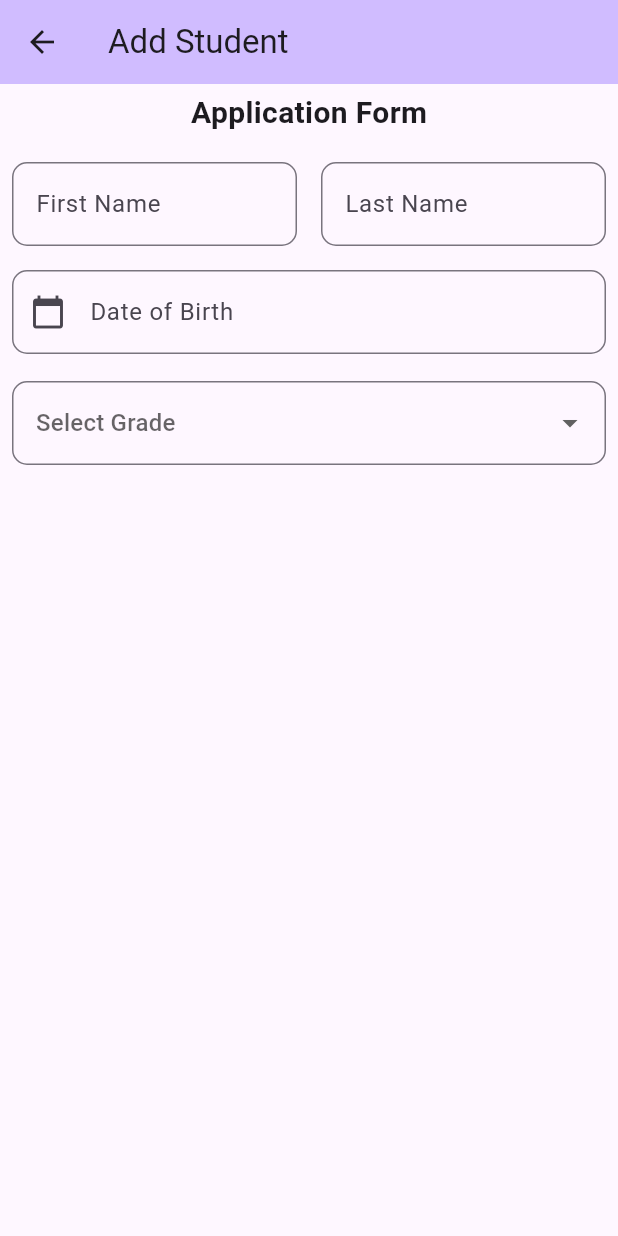
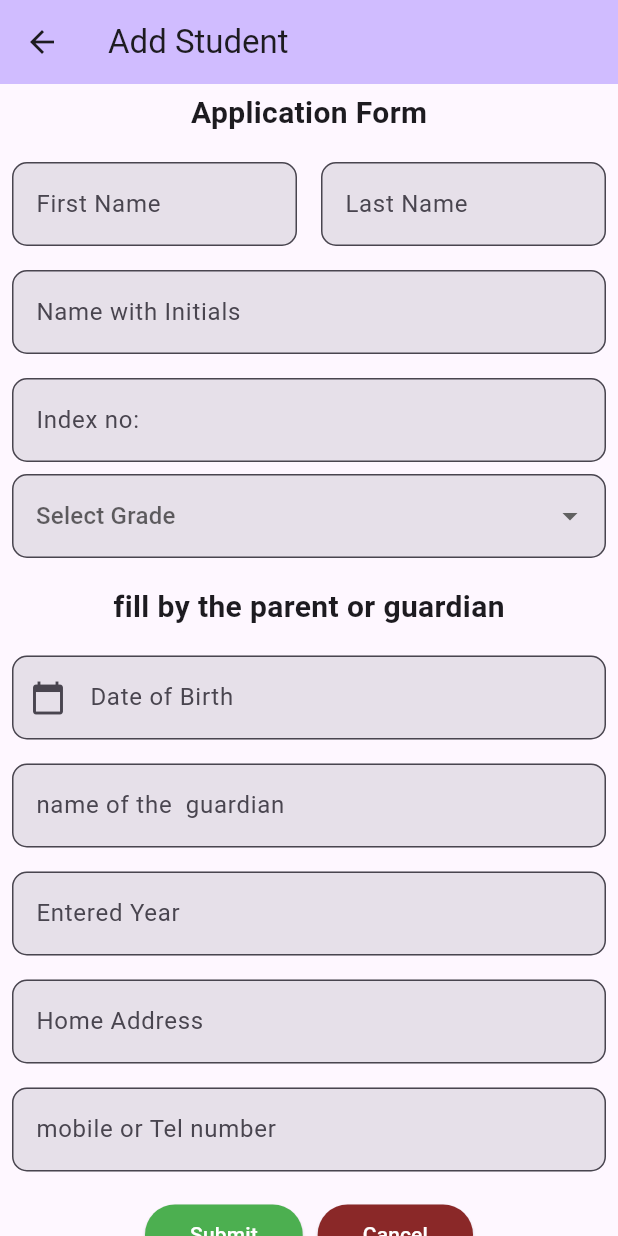
Before and after one commit to KMjanith/competition-app-mobile, a Flutter app: the screen it shows after launch, after a tap on "Add new Student", on a phone screen of 412 x 824 dp. Run offline on Flutter 3.47's test engine with Material 3 defaults, Android fonts, the light colour scheme and no system bars.

Commit message:
cpmleted add student ui

```diff
--- /dev/null
+++ b/lib/components/buttons/CancelButton.dart
@@ -0,0 +1,24 @@
+import 'package:flutter/material.dart';
+
+class CancelButton extends StatelessWidget {
+  const CancelButton({super.key});
+
+  @override
+  Widget build(BuildContext context) {
+    return ElevatedButton(
+      style: ButtonStyle(
+          padding: MaterialStateProperty.all(
+            const EdgeInsets.symmetric(horizontal: 30),
+          ),
+          backgroundColor:
+              MaterialStatePropertyAll(Color.fromARGB(255, 138, 40, 40))),
+      onPressed: () {
+        print("cancelled");
+      },
+      child: const Text(
+        "Cancel",
+        style: TextStyle(color: Colors.white),
+      ),
+    );
+  }
+}
--- /dev/null
+++ b/lib/components/buttons/SubmitButton.dart
@@ -0,0 +1,23 @@
+import 'package:flutter/material.dart';
+
+class SubmitButton extends StatelessWidget {
+  const SubmitButton({super.key});
+
+  @override
+  Widget build(BuildContext context) {
+    return ElevatedButton(
+      style: ButtonStyle(
+          padding: MaterialStateProperty.all(
+            EdgeInsets.symmetric(horizontal: 30),
+          ),
+          backgroundColor: MaterialStatePropertyAll(Colors.green)),
+      onPressed: () {
+        print("submited");
+      },
+      child: const Text(
+        "Submit",
+        style: TextStyle(color: Colors.white),
+      ),
+    );
+  }
+}
--- a/lib/components/inputs/DatePickerInput.dart
+++ b/lib/components/inputs/DatePickerInput.dart
@@ -1,9 +1,9 @@
 import 'package:flutter/material.dart';
 
 class DatePickerInput extends StatelessWidget {
-  final Function sectDate;
+  final Function selectedDate;
   final TextEditingController dateController;
-  const DatePickerInput({super.key, required this.sectDate, required this.dateController});
+  const DatePickerInput({super.key, required this.selectedDate, required this.dateController});
 
   @override
   Widget build(BuildContext context) {
@@ -12,6 +12,7 @@ class DatePickerInput extends StatelessWidget {
       child: TextField(
         controller: dateController, // Use controller to display selected date
         decoration: const InputDecoration(
+          filled: true,
           border: OutlineInputBorder(
             borderRadius: BorderRadius.all(Radius.circular(10)),
           ),
@@ -21,7 +22,7 @@ class DatePickerInput extends StatelessWidget {
         ),
         readOnly: true,
         onTap: () {
-          sectDate();
+          selectedDate();
         },
       ),
     );
--- a/lib/components/inputs/DropDownInput.dart
+++ b/lib/components/inputs/DropDownInput.dart
@@ -18,6 +18,7 @@ class _DropDownInputState extends State<DropDownInput> {
       padding: const EdgeInsets.only(right:8.0, left: 8.0, bottom: 8.0),
       child: DropdownButtonFormField<String>(
         decoration: const InputDecoration(
+          filled: true,
           border: OutlineInputBorder(
             borderRadius: BorderRadius.all(Radius.circular(10)),
           ),
--- a/lib/components/inputs/Inputs.dart
+++ b/lib/components/inputs/Inputs.dart
@@ -6,18 +6,19 @@ class InputField extends StatelessWidget {
 
   @override
   Widget build(BuildContext context) {
-    return Expanded(
-      child: Padding(
+    return Padding(
         padding: const EdgeInsets.all(8.0),
         child: TextField(
           decoration: InputDecoration(
+            hoverColor: Colors.red,
+            filled: true,
             border: const OutlineInputBorder(
                 borderRadius: BorderRadius.all(Radius.circular(10))),
             labelText: labelText,
             hintText: "Enter $labelText",
           ),
         ),
-      ),
+
     );
   }
 }
--- a/lib/main.dart
+++ b/lib/main.dart
@@ -69,6 +69,43 @@ class _MyHomePageState extends State<MyHomePage> {
                   ),
                 ),
               ],
+            ),
+            const SizedBox(height: 10),
+            Row(
+              mainAxisAlignment: MainAxisAlignment.spaceEvenly,
+              crossAxisAlignment: CrossAxisAlignment.center,
+              children: [
+                Container(
+                  decoration: BoxDecoration(
+                    border: Border.all(),
+                    borderRadius: BorderRadius.circular(10),
+                  ),
+                  child: TextButton(
+                    child: const Text("new Grading"),
+                    onPressed: () {
+                      Navigator.push(
+                          context,
+                          MaterialPageRoute(
+                              builder: (context) => const AddStudent()));
+                    },
+                  ),
+                ),
+                Container(
+                  decoration: BoxDecoration(
+                    border: Border.all(),
+                    borderRadius: BorderRadius.circular(10),
+                  ),
+                  child: TextButton(
+                    child: const Text("new Competition"),
+                    onPressed: () {
+                      Navigator.push(
+                          context,
+                          MaterialPageRoute(
+                              builder: (context) => const AddStudent()));
+                    },
+                  ),
+                )
+              ],
             )
           ],
         ),
--- a/lib/pages/addStudent/AddStudent.dart
+++ b/lib/pages/addStudent/AddStudent.dart
@@ -1,3 +1,5 @@
+import 'package:competition_app/components/buttons/CancelButton.dart';
+import 'package:competition_app/components/buttons/SubmitButton.dart';
 import 'package:competition_app/components/inputs/DatePickerInput.dart';
 import 'package:flutter/material.dart';
 import '../../components/inputs/DropDownInput.dart';
@@ -71,20 +73,46 @@ class _AddStudentState extends State<AddStudent> {
             const Row(
               mainAxisAlignment: MainAxisAlignment.spaceEvenly,
               children: [
-
                 //first name and last name input fields
-                InputField(labelText: "First Name"),
-                InputField(labelText: "Last Name"),
+                Expanded(child: InputField(labelText: "First Name")),
+                Expanded(child: InputField(labelText: "Last Name")),
               ],
             ),
+            const InputField(labelText: "Name with Initials"),
+            const InputField(labelText: "Index no:"),
+            //grade selector
+            DropDownInput(itemList: grade),
+
+            const SizedBox(height: 10),
+            const Text(
+              "fill by the parent or guardian",
+              style: TextStyle(fontSize: 20, fontWeight: FontWeight.bold),
+            ),
+            const SizedBox(height: 10),
 
             //birthday picker
             DatePickerInput(
-                sectDate: _selectDate, dateController: _dateController),
+                selectedDate: _selectDate, dateController: _dateController),
+            const InputField(
+                labelText:
+                    "name of the  guardian"), //year that student entered the school
+            const InputField(
+                labelText:
+                    "Entered Year"), //year that student entered the school
+            const InputField(
+                labelText: "Home Address"), //Home address of the student
+            const InputField(
+                labelText:
+                    "mobile or Tel number"), //year that student entered the school
             const SizedBox(height: 10),
-
-            //grade selector
-            DropDownInput(itemList: grade),
+            const Row(
+              mainAxisAlignment: MainAxisAlignment.center,
+              children: [
+                SubmitButton(),
+                SizedBox(width: 10),
+                CancelButton(),
+              ],
+            )
           ],
         ),
       ),
--- a/pubspec.yaml
+++ b/pubspec.yaml
@@ -30,6 +30,7 @@ environment:
 dependencies:
   flutter:
     sdk: flutter
+  http: ^1.2.1
 
 
   # The following adds the Cupertino Icons font to your application.
```
Also changed, not shown: 1 other file.
